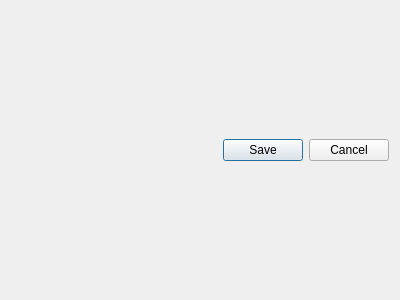
Qt form ui/edit_roll_attack.ui (MatteoH2O1999/medium_scale_combat_5e) before a commit.
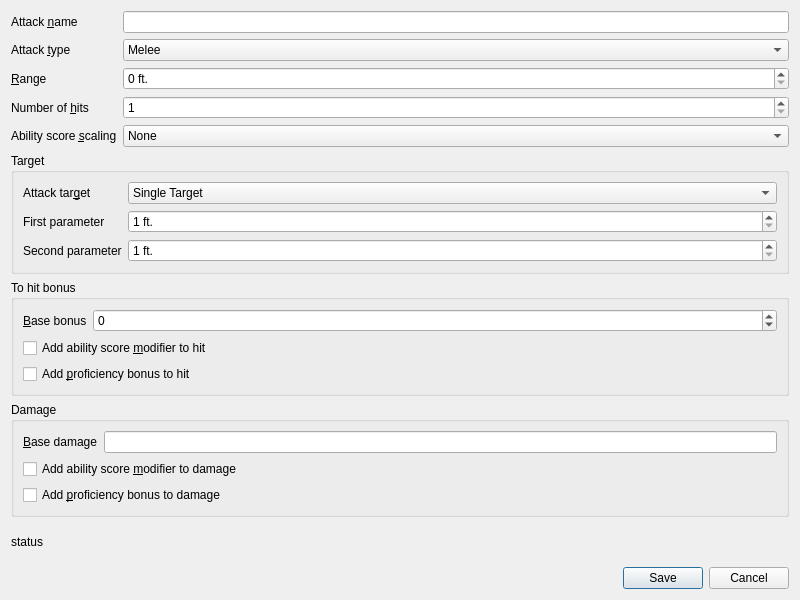
The same form after that commit.

Commit message: Add attack dialogs and logic

```diff
--- a/ui/edit_roll_attack.ui
+++ b/ui/edit_roll_attack.ui
@@ -6,22 +6,357 @@
    <rect>
     <x>0</x>
     <y>0</y>
-    <width>400</width>
-    <height>300</height>
+    <width>800</width>
+    <height>600</height>
    </rect>
   </property>
   <property name="windowTitle">
    <string>Attack roll based attack editor</string>
   </property>
   <layout class="QVBoxLayout" name="verticalLayout">
+   <item>
+    <layout class="QFormLayout" name="formLayout">
+     <item row="0" column="0">
+      <widget class="QLabel" name="nameLabel">
+       <property name="text">
+        <string>Attack &amp;name</string>
+       </property>
+       <property name="buddy">
+        <cstring>attackNameInput</cstring>
+       </property>
+      </widget>
+     </item>
+     <item row="0" column="1">
+      <widget class="QLineEdit" name="attackNameInput">
+       <property name="clearButtonEnabled">
+        <bool>true</bool>
+       </property>
+      </widget>
+     </item>
+     <item row="1" column="0">
+      <widget class="QLabel" name="rangedLabel">
+       <property name="text">
+        <string>Attack &amp;type</string>
+       </property>
+       <property name="buddy">
+        <cstring>attackTypeInput</cstring>
+       </property>
+      </widget>
+     </item>
+     <item row="1" column="1">
+      <widget class="QComboBox" name="attackTypeInput">
+       <property name="editable">
+        <bool>false</bool>
+       </property>
+       <property name="insertPolicy">
+        <enum>QComboBox::NoInsert</enum>
+       </property>
+       <item>
+        <property name="text">
+         <string>Melee</string>
+        </property>
+       </item>
+       <item>
+        <property name="text">
+         <string>Ranged</string>
+        </property>
+       </item>
+      </widget>
+     </item>
+     <item row="2" column="0">
+      <widget class="QLabel" name="rangeLabel">
+       <property name="text">
+        <string>&amp;Range</string>
+       </property>
+       <property name="buddy">
+        <cstring>attackRangeInput</cstring>
+       </property>
+      </widget>
+     </item>
+     <item row="2" column="1">
+      <widget class="QSpinBox" name="attackRangeInput">
+       <property name="suffix">
+        <string> ft.</string>
+       </property>
+       <property name="maximum">
+        <number>9999</number>
+       </property>
+      </widget>
+     </item>
+     <item row="3" column="0">
+      <widget class="QLabel" name="multihitLabel">
+       <property name="text">
+        <string>Number of &amp;hits</string>
+       </property>
+       <property name="buddy">
+        <cstring>multihitInput</cstring>
+       </property>
+      </widget>
+     </item>
+     <item row="3" column="1">
+      <widget class="QSpinBox" name="multihitInput">
+       <property name="minimum">
+        <number>1</number>
+       </property>
+      </widget>
+     </item>
+     <item row="4" column="0">
+      <widget class="QLabel" name="scalingLabel">
+       <property name="text">
+        <string>Ability score &amp;scaling</string>
+       </property>
+       <property name="buddy">
+        <cstring>abilityScoreScalingInput</cstring>
+       </property>
+      </widget>
+     </item>
+     <item row="4" column="1">
+      <widget class="QComboBox" name="abilityScoreScalingInput">
+       <item>
+        <property name="text">
+         <string>None</string>
+        </property>
+       </item>
+       <item>
+        <property name="text">
+         <string>Strength</string>
+        </property>
+       </item>
+       <item>
+        <property name="text">
+         <string>Dexterity</string>
+        </property>
+       </item>
+       <item>
+        <property name="text">
+         <string>Constitution</string>
+        </property>
+       </item>
+       <item>
+        <property name="text">
+         <string>Intelligence</string>
+        </property>
+       </item>
+       <item>
+        <property name="text">
+         <string>Wisdom</string>
+        </property>
+       </item>
+       <item>
+        <property name="text">
+         <string>Charisma</string>
+        </property>
+       </item>
+      </widget>
+     </item>
+    </layout>
+   </item>
+   <item>
+    <widget class="QGroupBox" name="targetGroupBox">
+     <property name="title">
+      <string>Target</string>
+     </property>
+     <layout class="QFormLayout" name="formLayout_2">
+      <item row="0" column="0">
+       <widget class="QLabel" name="targetLabel">
+        <property name="text">
+         <string>Attack tar&amp;get</string>
+        </property>
+        <property name="buddy">
+         <cstring>targetTypeInput</cstring>
+        </property>
+       </widget>
+      </item>
+      <item row="0" column="1">
+       <widget class="QComboBox" name="targetTypeInput">
+        <item>
+         <property name="text">
+          <string>Single Target</string>
+         </property>
+        </item>
+        <item>
+         <property name="text">
+          <string>Cone</string>
+         </property>
+        </item>
+        <item>
+         <property name="text">
+          <string>Cube</string>
+         </property>
+        </item>
+        <item>
+         <property name="text">
+          <string>Square</string>
+         </property>
+        </item>
+        <item>
+         <property name="text">
+          <string>Cylinder</string>
+         </property>
+        </item>
+        <item>
+         <property name="text">
+          <string>Sphere</string>
+         </property>
+        </item>
+        <item>
+         <property name="text">
+          <string>Circle</string>
+         </property>
+        </item>
+        <item>
+         <property name="text">
+          <string>Line</string>
+         </property>
+        </item>
+       </widget>
+      </item>
+      <item row="1" column="0">
+       <widget class="QLabel" name="firstParameterLabel">
+        <property name="text">
+         <string>First parameter</string>
+        </property>
+       </widget>
+      </item>
+      <item row="1" column="1">
+       <widget class="QSpinBox" name="firstParameterInput">
+        <property name="suffix">
+         <string> ft.</string>
+        </property>
+        <property name="minimum">
+         <number>1</number>
+        </property>
+        <property name="maximum">
+         <number>9999</number>
+        </property>
+       </widget>
+      </item>
+      <item row="2" column="0">
+       <widget class="QLabel" name="secondParameterLabel">
+        <property name="text">
+         <string>Second parameter</string>
+        </property>
+       </widget>
+      </item>
+      <item row="2" column="1">
+       <widget class="QSpinBox" name="secondParameterInput">
+        <property name="suffix">
+         <string> ft.</string>
+        </property>
+        <property name="minimum">
+         <number>1</number>
+        </property>
+        <property name="maximum">
+         <number>9999</number>
+        </property>
+       </widget>
+      </item>
+     </layout>
+    </widget>
+   </item>
+   <item>
+    <widget class="QGroupBox" name="toHitGroupBox">
+     <property name="title">
+      <string>To hit bonus</string>
+     </property>
+     <layout class="QVBoxLayout" name="verticalLayout_2">
+      <item>
+       <layout class="QFormLayout" name="formLayout_3">
+        <item row="0" column="0">
+         <widget class="QLabel" name="baseToHitLabel">
+          <property name="text">
+           <string>&amp;Base bonus</string>
+          </property>
+          <property name="buddy">
+           <cstring>baseToHitInput</cstring>
+          </property>
+         </widget>
+        </item>
+        <item row="0" column="1">
+         <widget class="QSpinBox" name="baseToHitInput">
+          <property name="minimum">
+           <number>-99</number>
+          </property>
+         </widget>
+        </item>
+       </layout>
+      </item>
+      <item>
+       <widget class="QCheckBox" name="toHitScalingCheck">
+        <property name="text">
+         <string>Add ability score &amp;modifier to hit</string>
+        </property>
+        <property name="tristate">
+         <bool>false</bool>
+        </property>
+       </widget>
+      </item>
+      <item>
+       <widget class="QCheckBox" name="toHitProficiencyCheck">
+        <property name="text">
+         <string>Add &amp;proficiency bonus to hit</string>
+        </property>
+       </widget>
+      </item>
+     </layout>
+    </widget>
+   </item>
+   <item>
+    <widget class="QGroupBox" name="damageGroupBox">
+     <property name="title">
+      <string>Damage</string>
+     </property>
+     <layout class="QVBoxLayout" name="verticalLayout_3">
+      <item>
+       <layout class="QFormLayout" name="formLayout_4">
+        <item row="0" column="0">
+         <widget class="QLabel" name="baseDamageLabel">
+          <property name="text">
+           <string>&amp;Base damage</string>
+          </property>
+          <property name="buddy">
+           <cstring>baseDamageInput</cstring>
+          </property>
+         </widget>
+        </item>
+        <item row="0" column="1">
+         <widget class="QLineEdit" name="baseDamageInput">
+          <property name="maxLength">
+           <number>256</number>
+          </property>
+         </widget>
+        </item>
+       </layout>
+      </item>
+      <item>
+       <widget class="QCheckBox" name="damageScalingCheck">
+        <property name="text">
+         <string>Add ability score &amp;modifier to damage</string>
+        </property>
+       </widget>
+      </item>
+      <item>
+       <widget class="QCheckBox" name="damageProficiencyCheck">
+        <property name="text">
+         <string>Add &amp;proficiency bonus to damage</string>
+        </property>
+       </widget>
+      </item>
+     </layout>
+    </widget>
+   </item>
+   <item>
+    <widget class="QLabel" name="statusText">
+     <property name="text">
+      <string>status</string>
+     </property>
+    </widget>
+   </item>
    <item>
     <widget class="QDialogButtonBox" name="dialogButtons">
      <property name="standardButtons">
       <set>QDialogButtonBox::Cancel|QDialogButtonBox::Save</set>
      </property>
-     <property name="centerButtons">
-      <bool>false</bool>
-     </property>
     </widget>
    </item>
   </layout>
```
The commit also changes 5 other files.
